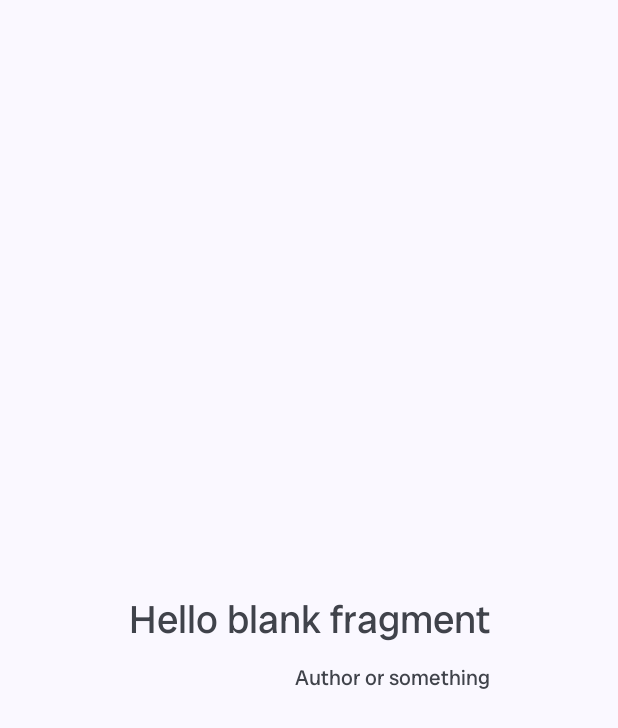
After one commit to AleksandarTheGreat/Nutrition, an Android app: the fragment FragmentQuote shown on its own in the app's theme, on a phone screen of 412 x 824 dp. The commit adds this screen. Shown: the top 728 px of the screen. Run offline under Robolectric (Android 15) with nearby library versions, the phone set to English and light mode, and no system bars; 2 statements that could not run were skipped.

Commit message:
Changed some text colors

```diff
--- a/app/src/main/java/com/example/nutrition/Activities/MainActivity.java
+++ b/app/src/main/java/com/example/nutrition/Activities/MainActivity.java
@@ -90,6 +90,10 @@ public class MainActivity extends ParentActivity {
             helperMain.goToActivity(MainActivity.this, IntroductionActivity.class, MyIntroFragAdapter.TYPE_4);
         });
 
+        binding.matCardMotivationalQuotes.setOnClickListener(view -> {
+            helperMain.goToActivity(MainActivity.this, IntroductionActivity.class, MyIntroFragAdapter.TYPE_5);
+        });
+
         binding.constraintLayoutDaysMainActivity.setOnClickListener(view -> {
             helperMain.goToActivity(MainActivity.this, Section3Activity.class);
         });
--- a/app/src/main/java/com/example/nutrition/Activities/Section1And2Activity.java
+++ b/app/src/main/java/com/example/nutrition/Activities/Section1And2Activity.java
@@ -60,9 +60,6 @@ public class Section1And2Activity extends ParentActivity {
 
         // The first shall be called if we come here via the List button
         helperSection1And2Activity.setUpByPyramidCategories(this, binding);
-
-        // The second shall be called if we come here via the Filter button
-        helperSection1And2Activity.setUpByFilters(this, productsAdapter);
     }
 
     @Override
--- a/app/src/main/java/com/example/nutrition/Fragments/FragmentMythReality.java
+++ b/app/src/main/java/com/example/nutrition/Fragments/FragmentMythReality.java
@@ -56,12 +56,12 @@ public class FragmentMythReality extends Fragment implements IEssentials {
 
     public void additionalThemeChanges(){
         if (isNightModeActive){
-            int color = ContextCompat.getColor(getContext(), R.color.colorText60Light);
+            int color = ContextCompat.getColor(getContext(), R.color.white60Opacity);
 
             binding.textViewActualMyth.setTextColor(color);
             binding.textViewActualFact.setTextColor(color);
         } else {
-            int color = ContextCompat.getColor(getContext(), R.color.colorText60Dark);
+            int color = ContextCompat.getColor(getContext(), R.color.black60Opacity);
 
             binding.textViewActualMyth.setTextColor(color);
             binding.textViewActualFact.setTextColor(color);
--- /dev/null
+++ b/app/src/main/java/com/example/nutrition/Fragments/FragmentQuote.java
@@ -0,0 +1,59 @@
+package com.example.nutrition.Fragments;
+
+import android.annotation.SuppressLint;
+import android.os.Bundle;
+
+import androidx.fragment.app.Fragment;
+
+import android.view.LayoutInflater;
+import android.view.View;
+import android.view.ViewGroup;
+
+import com.example.nutrition.Helper.IEssentials;
+import com.example.nutrition.Model.QModel;
+import com.example.nutrition.R;
+import com.example.nutrition.databinding.FragmentFragmentQuoteBinding;
+import com.example.nutrition.databinding.FragmentQuiz2OptionsBinding;
+import com.example.nutrition.databinding.FragmentQuizBinding;
+
+public class FragmentQuote extends Fragment implements IEssentials {
+
+    private FragmentFragmentQuoteBinding binding;
+    private QModel qModel;
+    private boolean isNightModeOn;
+
+    public FragmentQuote() {
+        // Required empty public constructor
+    }
+
+    public FragmentQuote(boolean isNightModeOn, QModel qModel){
+        this.isNightModeOn = isNightModeOn;
+        this.qModel = qModel;
+    }
+
+    @Override
+    public View onCreateView(LayoutInflater inflater, ViewGroup container, Bundle savedInstanceState) {
+        binding = FragmentFragmentQuoteBinding.bind(inflater.inflate(R.layout.fragment_fragment_quote, container, false));
+
+        instantiateObjects();
+        addEventListeners();
+
+        return binding.getRoot();
+    }
+
+    @SuppressLint("SetTextI18n")
+    @Override
+    public void instantiateObjects() {
+        binding.textViewQuote.setText("'" + qModel.getQuote() + "'");
+        binding.textViewAuthor.setText(qModel.getAuthor());
+    }
+
+    @Override
+    public void addEventListeners() {
+
+    }
+
+    private void additionalThemeChanges(){
+
+    }
+}
--- a/app/src/main/java/com/example/nutrition/Helper/HelperSection1And2Activity.java
+++ b/app/src/main/java/com/example/nutrition/Helper/HelperSection1And2Activity.java
@@ -59,7 +59,6 @@ public class HelperSection1And2Activity {
             setUpBackgroundMask("", binding);
             return;
         }
-
 
         // Here we only update the UI since the event listeners are already set in the addEventListeners method
         for (int i = 0; i < binding.chipGroupSection1And2.getChildCount(); i++) {
--- /dev/null
+++ b/app/src/main/res/layout/fragment_fragment_quote.xml
@@ -0,0 +1,31 @@
+<?xml version="1.0" encoding="utf-8"?>
+<androidx.constraintlayout.widget.ConstraintLayout xmlns:android="http://schemas.android.com/apk/res/android"
+    xmlns:tools="http://schemas.android.com/tools"
+    android:layout_width="match_parent"
+    android:layout_height="match_parent"
+    xmlns:app="http://schemas.android.com/apk/res-auto"
+    tools:context=".Fragments.FragmentQuote">
+
+    <TextView
+        android:id="@+id/textViewQuote"
+        android:layout_width="wrap_content"
+        android:layout_height="wrap_content"
+        android:text="@string/hello_blank_fragment"
+        android:textSize="26sp"
+        app:layout_constraintLeft_toLeftOf="parent"
+        app:layout_constraintRight_toRightOf="parent"
+        app:layout_constraintBottom_toBottomOf="parent"
+        app:layout_constraintTop_toTopOf="parent"
+        />
+
+    <TextView
+        android:id="@+id/textViewAuthor"
+        android:layout_height="wrap_content"
+        android:layout_width="wrap_content"
+        android:text="Author or something"
+        android:layout_marginTop="12dp"
+        app:layout_constraintTop_toBottomOf="@id/textViewQuote"
+        app:layout_constraintRight_toRightOf="@id/textViewQuote"
+        />
+
+</androidx.constraintlayout.widget.ConstraintLayout>
```
Also changed, not shown: app/src/main/java/com/example/nutrition/Adapters/MyIntroFragAdapter.java (+20 -1 lines), app/src/main/java/com/example/nutrition/Fragments/FragmentQuiz.java (+32 -1 lines), app/src/main/java/com/example/nutrition/Fragments/FragmentQuiz2Options.java (+30 -2 lines), app/src/main/java/com/example/nutrition/Fragments/FragmentSearchExample.java (+17 -2 lines), app/src/main/java/com/example/nutrition/Model/QModel.java (added, +48 -0 lines).
